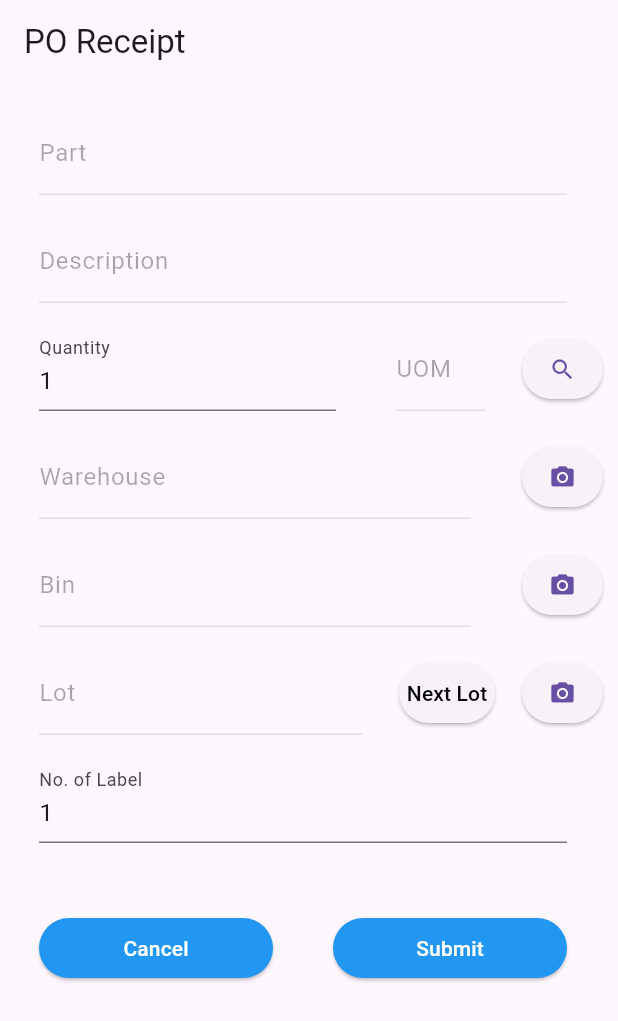
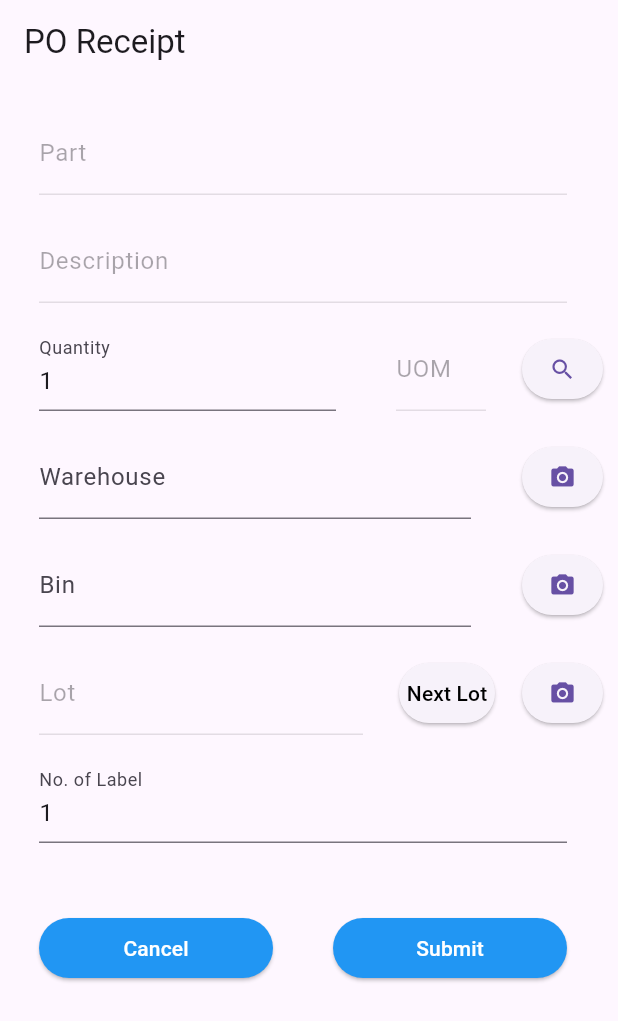
Before and after one commit to DinSDS2000/MWS-FRONTEND, a Flutter app: the POReceiptDtl screen opened directly with empty values, on a phone screen of 412 x 824 dp. Shown: the top 1021 px of the screen. Run offline on Flutter 3.47's test engine with Material 3 defaults, Android fonts, the phone set to English and light mode, and no system bars; drawn by our look-alikes of modal_progress_hud_nsn; our stand-ins replace image_picker, local_auth, shared_preferences; missing offline and left inert: barcode_scan2, flutter_udid, flutter_whatsnew; accounts and stored records are empty; network calls fail.

Commit message:
change to po receipt page

```diff
--- a/MWS/lib/ui/epipages/poreceiptdtl.dart
+++ b/MWS/lib/ui/epipages/poreceiptdtl.dart
@@ -305,7 +305,7 @@ class POReceiptDtlState extends State<POReceiptDtl> {
                               autocorrect: false,
                               controller: txtWhse,
                               focusNode: _textFocusWhse,
-                              enabled: _tranType == 'PUR-STK' ? true : false,
+                              enabled: true,
                             ),
                           ),
                         ),
@@ -333,7 +333,7 @@ class POReceiptDtlState extends State<POReceiptDtl> {
                               keyboardType: TextInputType.text,
                               autocorrect: false,
                               controller: txtBin,
-                              enabled: _tranType == 'PUR-STK' ? true : false,
+                              enabled: true,
                             ),
                           ),
                         ),
```
